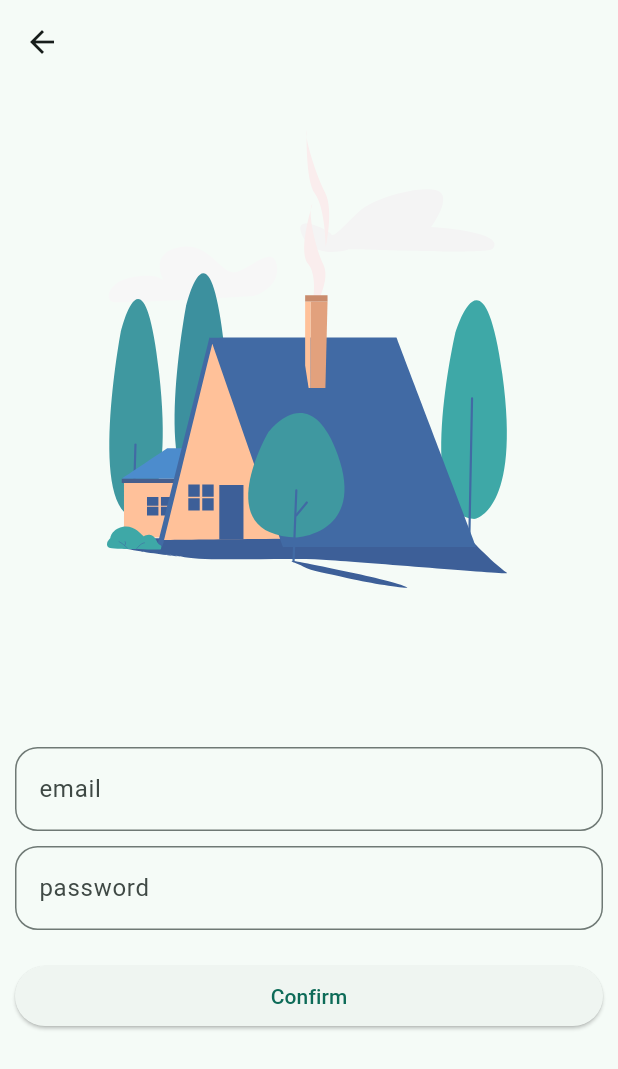
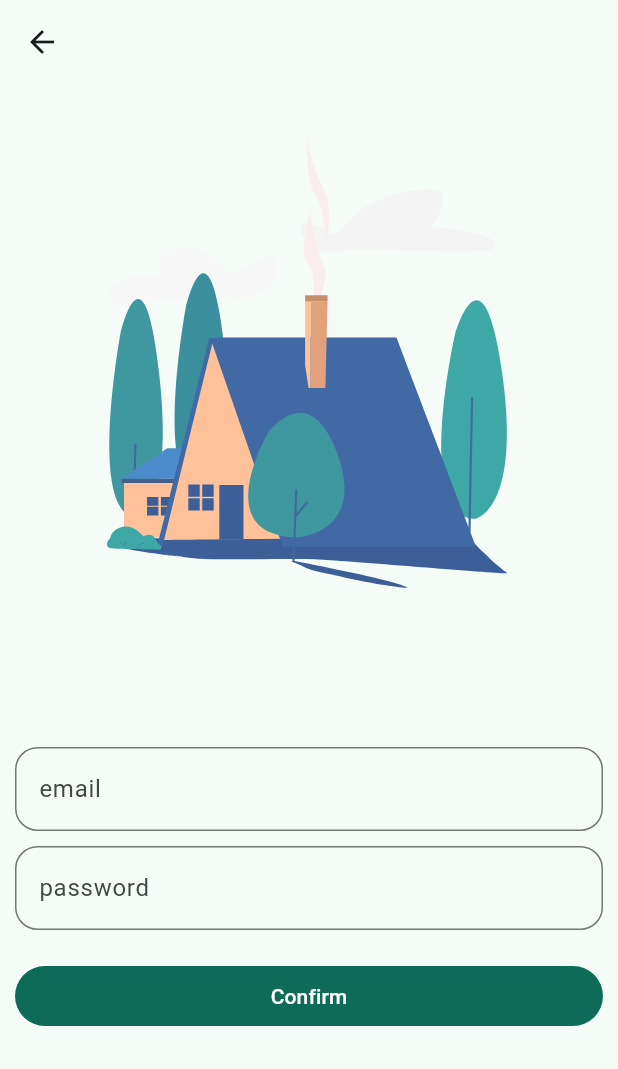
Before and after one commit to ericksgmes/carte, a Flutter app: the screen it shows after launch, after a tap on "Login", on a phone screen of 412 x 824 dp. Shown: the top 1069 px of the screen. Run offline on Flutter 3.47's test engine with Material 3 defaults, Android fonts, the phone set to English and light mode, and no system bars; our stand-ins replace lottie, shared_preferences.

```diff
--- a/lib/views/pages/login_page.dart
+++ b/lib/views/pages/login_page.dart
@@ -62,11 +62,11 @@ class _LoginPageState extends State<LoginPage> {
                 onEditingComplete: () {},
               ),
               SizedBox(height: 20),
-              ElevatedButton(
+              FilledButton(
                 onPressed: () {
                   onLoginPressed(context);
                 },
-                style: ElevatedButton.styleFrom(
+                style: FilledButton.styleFrom(
                   minimumSize: Size(double.infinity, 40),
                 ),
                 child: Text('Confirm'),
```
Also changed, not shown: lib/views/pages/onboarding_page.dart (+19 -2 lines).
